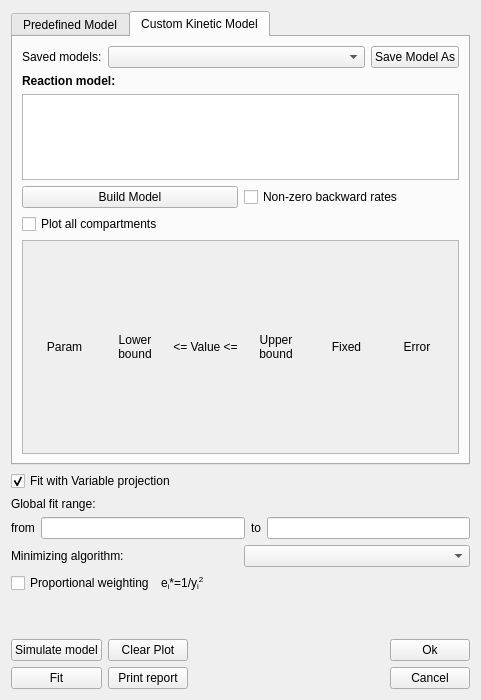
Before: the Qt Designer form spectramanipulator/dialogs/gui_fit_widget.ui in dmadea/Spectra-Manipulator, drawn with Qt 5.
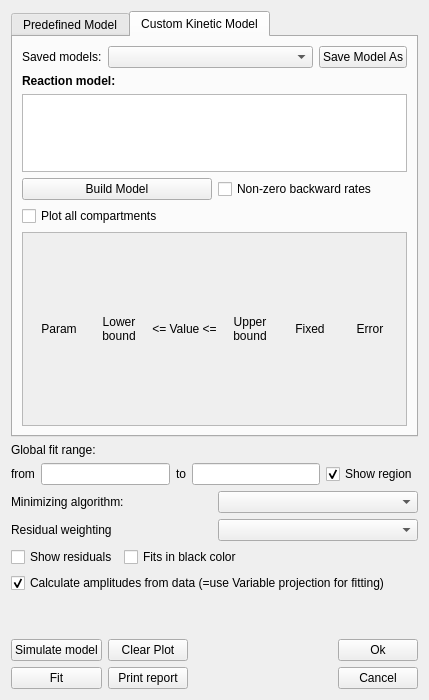
After: the same form once the commit is applied. The open tabs and pages were chosen to show the change. Custom widgets are drawn as their Qt base class.

Commit message: fitting added, GUI FitWidget changed, plotting of fits, linear region plotting

The edit to the form file:
```diff
--- a/spectramanipulator/dialogs/gui_fit_widget.ui
+++ b/spectramanipulator/dialogs/gui_fit_widget.ui
@@ -6,7 +6,7 @@
    <rect>
     <x>0</x>
     <y>0</y>
-    <width>481</width>
+    <width>429</width>
     <height>700</height>
    </rect>
   </property>
@@ -200,8 +200,8 @@
                <rect>
                 <x>0</x>
                 <y>0</y>
-                <width>425</width>
-                <height>189</height>
+                <width>381</width>
+                <height>214</height>
                </rect>
               </property>
               <layout class="QGridLayout" name="gridLayout_5">
@@ -286,16 +286,6 @@
      </item>
      <item>
       <layout class="QVBoxLayout" name="verticalLayout_3">
-       <item>
-        <widget class="QCheckBox" name="cbVarPro">
-         <property name="text">
-          <string>Fit with Variable projection</string>
-         </property>
-         <property name="checked">
-          <bool>true</bool>
-         </property>
-        </widget>
-       </item>
        <item>
         <widget class="QLabel" name="label_10">
          <property name="text">
@@ -325,6 +315,16 @@
          <item>
           <widget class="MyLineEdit" name="leX1"/>
          </item>
+         <item>
+          <widget class="QCheckBox" name="cbShowRegion">
+           <property name="text">
+            <string>Show region</string>
+           </property>
+           <property name="checked">
+            <bool>true</bool>
+           </property>
+          </widget>
+         </item>
         </layout>
        </item>
        <item>
@@ -344,24 +344,41 @@
        <item>
         <layout class="QHBoxLayout" name="horizontalLayout_2">
          <item>
-          <widget class="QCheckBox" name="cbPropWeighting">
+          <widget class="QLabel" name="label_23">
            <property name="text">
-            <string>Proportional weighting</string>
+            <string>&lt;html&gt;&lt;head/&gt;&lt;body&gt;&lt;p&gt;Residual weighting&lt;/p&gt;&lt;/body&gt;&lt;/html&gt;</string>
            </property>
+          </widget>
+         </item>
+         <item>
+          <widget class="QComboBox" name="cbResWeighting"/>
+         </item>
+        </layout>
+       </item>
+       <item>
+        <layout class="QHBoxLayout" name="horizontalLayout_8">
+         <item>
+          <widget class="QCheckBox" name="cbShowResiduals">
+           <property name="text">
+            <string>Show residuals</string>
+           </property>
            <property name="checked">
             <bool>false</bool>
            </property>
           </widget>
          </item>
          <item>
-          <widget class="QLabel" name="label_14">
+          <widget class="QCheckBox" name="cbFitBlackColor">
            <property name="text">
-            <string>e&lt;sub&gt;i&lt;/sub&gt;*=1/y&lt;sub&gt;i&lt;/sub&gt;&lt;sup&gt;2&lt;/sup&gt;</string>
+            <string>Fits in black color</string>
            </property>
+           <property name="checked">
+            <bool>false</bool>
+           </property>
           </widget>
          </item>
          <item>
-          <spacer name="horizontalSpacer_2">
+          <spacer name="horizontalSpacer_3">
            <property name="orientation">
             <enum>Qt::Horizontal</enum>
            </property>
@@ -375,6 +392,16 @@
          </item>
         </layout>
        </item>
+       <item>
+        <widget class="QCheckBox" name="cbVarPro">
+         <property name="text">
+          <string>Calculate amplitudes from data (=use Variable projection for fitting)</string>
+         </property>
+         <property name="checked">
+          <bool>true</bool>
+         </property>
+        </widget>
+       </item>
        <item>
         <spacer name="verticalSpacer">
          <property name="orientation">
```
Left out of the diff: 2 changed lines with no effect on the pictures. The commit also changes 16 other files.
